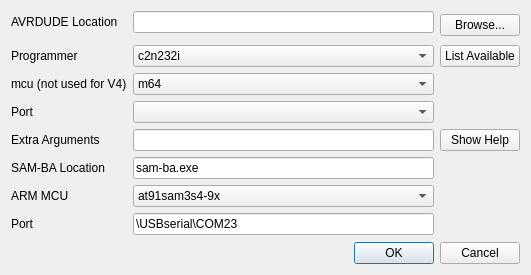
Qt form src/burnconfigdialog.ui (roberto1903/companion9x) before a commit.
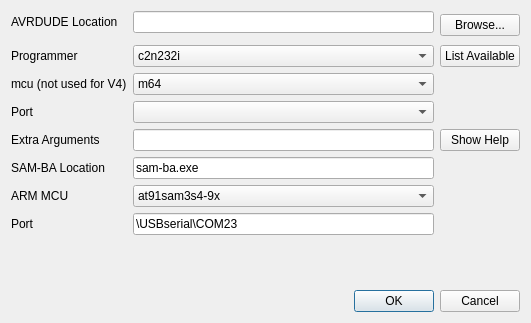
The same form after that commit. Icons and pictures are not drawn.

Commit message: CPU types / avrdude arguments shold not be translatable

Diff of the .ui file:
```diff
--- a/src/burnconfigdialog.ui
+++ b/src/burnconfigdialog.ui
@@ -7,7 +7,7 @@
     <x>0</x>
     <y>0</y>
     <width>531</width>
-    <height>275</height>
+    <height>323</height>
    </rect>
   </property>
   <property name="sizePolicy">
```
Left out of the diff: 14 changed lines with no effect on the pictures.
